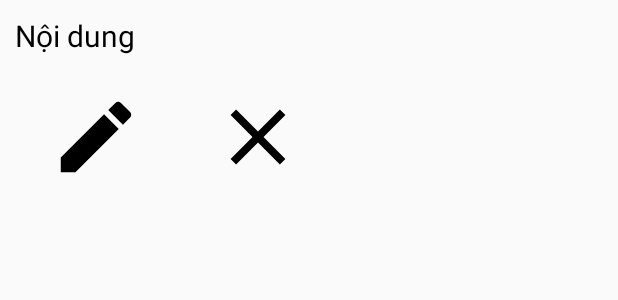
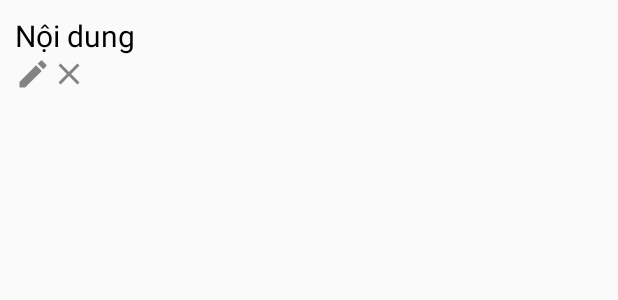
Before and after one commit to DunDunGithub/20127473_08_BTLT02, an Android app: the layout user_information.xml on its own in the app's theme, with its tools: preview values and no code run, on a phone screen of 412 x 824 dp. Shown: the top 300 px of the screen. Run offline under Robolectric (Android 15) with nearby library versions, the phone set to English and light mode, and no system bars.

```diff
--- /dev/null
+++ b/app/src/main/res/drawable-anydpi/ic_action_change.xml
@@ -0,0 +1,11 @@
+<vector xmlns:android="http://schemas.android.com/apk/res/android"
+    android:width="24dp"
+    android:height="24dp"
+    android:viewportWidth="24"
+    android:viewportHeight="24"
+    android:tint="#333333"
+    android:alpha="0.6">
+  <path
+      android:fillColor="@android:color/white"
+      android:pathData="M3,17.25V21h3.75L17.81,9.94l-3.75,-3.75L3,17.25zM20.71,7.04c0.39,-0.39 0.39,-1.02 0,-1.41l-2.34,-2.34c-0.39,-0.39 -1.02,-0.39 -1.41,0l-1.83,1.83 3.75,3.75 1.83,-1.83z"/>
+</vector>
--- /dev/null
+++ b/app/src/main/res/drawable-anydpi/ic_action_delete.xml
@@ -0,0 +1,11 @@
+<vector xmlns:android="http://schemas.android.com/apk/res/android"
+    android:width="24dp"
+    android:height="24dp"
+    android:viewportWidth="24"
+    android:viewportHeight="24"
+    android:tint="#333333"
+    android:alpha="0.6">
+  <path
+      android:fillColor="@android:color/white"
+      android:pathData="M19,6.41L17.59,5 12,10.59 6.41,5 5,6.41 10.59,12 5,17.59 6.41,19 12,13.41 17.59,19 19,17.59 13.41,12z"/>
+</vector>
--- a/app/src/main/res/layout/user_information.xml
+++ b/app/src/main/res/layout/user_information.xml
@@ -23,13 +23,13 @@
             android:layout_weight="1"
             android:layout_width="0dp"
             android:layout_height="wrap_content"
-            android:src="@drawable/ic_change"
+            android:src="@drawable/ic_action_change"
             android:id="@+id/change"/>
         <ImageView
             android:layout_weight="1"
             android:layout_width="0dp"
             android:layout_height="wrap_content"
-            android:src="@drawable/ic_delete_main"
+            android:src="@drawable/ic_action_delete"
             android:id="@+id/delete"/>
 
 </LinearLayout>
```
Also changed, not shown: app/src/main/java/com/example/testdatabase/MainActivity.java (+28 -0 lines), app/src/main/res/drawable-anydpi/ic_action_search.xml (added, +11 -0 lines), app/src/main/res/layout/activity_main.xml (+20 -6 lines), app/src/main/res/drawable-hdpi/ic_action_change.png (added), app/src/main/res/drawable-hdpi/ic_action_delete.png (added), app/src/main/res/drawable-hdpi/ic_action_search.png (added), app/src/main/res/drawable-mdpi/ic_action_change.png (added), app/src/main/res/drawable-mdpi/ic_action_delete.png (added), app/src/main/res/drawable-mdpi/ic_action_search.png (added), app/src/main/res/drawable-xhdpi/ic_action_change.png (added), app/src/main/res/drawable-xhdpi/ic_action_delete.png (added), app/src/main/res/drawable-xhdpi/ic_action_search.png (added), app/src/main/res/drawable-xxhdpi/ic_action_change.png (added), app/src/main/res/drawable-xxhdpi/ic_action_delete.png (added), 1 more files.
